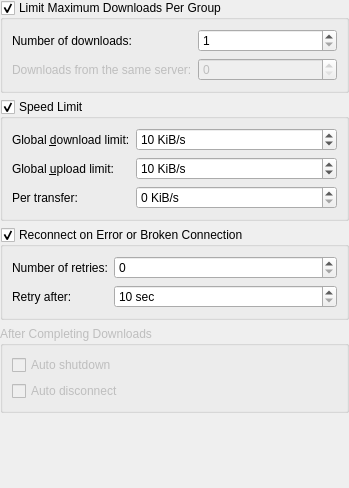
Before: the Qt Designer form conf/dlgnetwork.ui in KDE/kget, drawn with Qt 5.
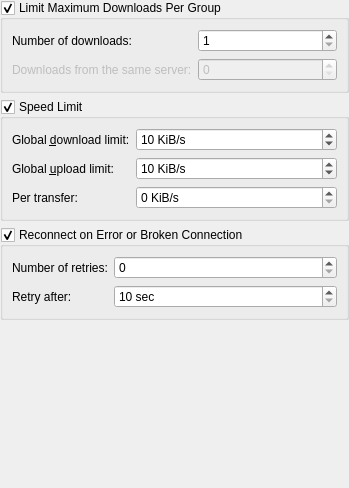
After: the same form once the commit is applied.

Commit message: Removes unused AutoShutdown and AutoDisconnect settings.

The edit to the form file:
```diff
--- a/conf/dlgnetwork.ui
+++ b/conf/dlgnetwork.ui
@@ -190,32 +190,6 @@
      </layout>
     </widget>
    </item>
-   <item>
-    <widget class="QGroupBox" name="groupBoxCompleted">
-     <property name="enabled">
-      <bool>false</bool>
-     </property>
-     <property name="title">
-      <string>After Completing Downloads</string>
-     </property>
-     <layout class="QVBoxLayout" name="verticalLayout">
-      <item>
-       <widget class="QCheckBox" name="kcfg_AutoShutdown">
-        <property name="text">
-         <string>Auto shutdown</string>
-        </property>
-       </widget>
-      </item>
-      <item>
-       <widget class="QCheckBox" name="kcfg_AutoDisconnect">
-        <property name="text">
-         <string>Auto disconnect</string>
-        </property>
-       </widget>
-      </item>
-     </layout>
-    </widget>
-   </item>
    <item>
     <spacer>
      <property name="orientation">
```
The commit also changes 3 other files.
